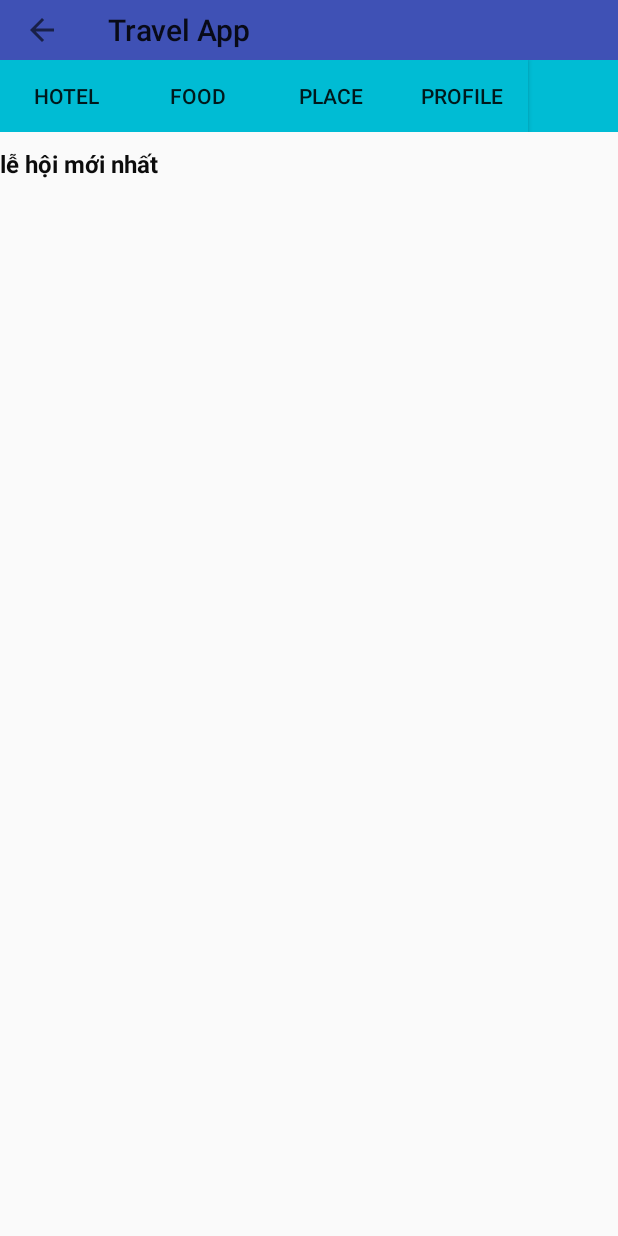
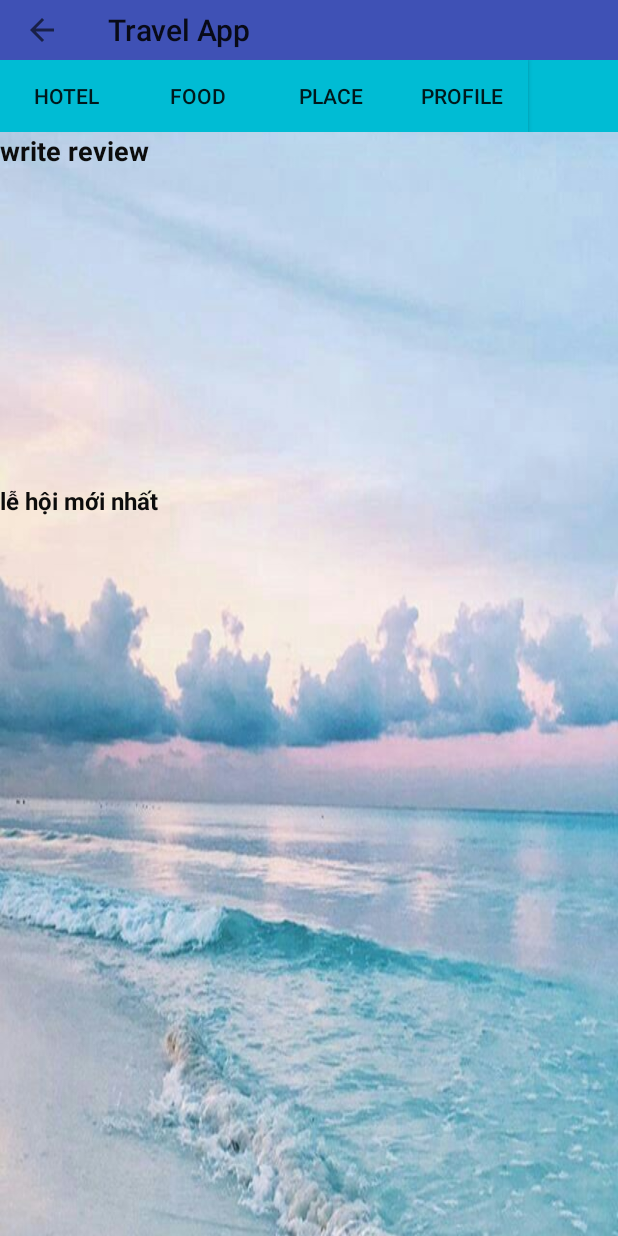
Before and after one commit to NguyenThaoUyen/Semina, an Android app: the screen it shows after launch (MainActivity), on a phone screen of 412 x 824 dp. Run offline under Robolectric (Android 15) with nearby library versions, the phone set to English and light mode, and no system bars; our stand-ins replace Firebase (no records; nobody signed in at launch, a user with empty details on screens opened directly).

Commit message:
mới commit nè  :)

```diff
--- a/app/src/main/res/layout/activity_detail_event.xml
+++ b/app/src/main/res/layout/activity_detail_event.xml
@@ -5,11 +5,12 @@
     xmlns:tools="http://schemas.android.com/tools"
     android:layout_width="match_parent"
     android:layout_height="match_parent"
-    tools:context=".Detail_eventActivity">
+    tools:context=".Detail_eventActivity"
+    android:background="@drawable/nen">
 
     <LinearLayout
         android:layout_width="match_parent"
-        android:layout_height="wrap_content"
+        android:layout_height="match_parent"
         android:orientation="vertical">
 
         <include
--- a/app/src/main/res/layout/activity_detail_food.xml
+++ b/app/src/main/res/layout/activity_detail_food.xml
@@ -9,7 +9,8 @@
     <LinearLayout
         android:layout_width="match_parent"
         android:layout_height="wrap_content"
-        android:orientation="vertical">
+        android:orientation="vertical"
+        android:background="@drawable/nen">
 
         <include
             android:id="@+id/toolbar"
--- a/app/src/main/res/layout/activity_detail_hotel.xml
+++ b/app/src/main/res/layout/activity_detail_hotel.xml
@@ -7,12 +7,14 @@
     android:layout_height="match_parent"
     android:id="@+id/detail_item"
     tools:context=".Detail_hotelActivity"
+
     >
 
     <LinearLayout
         android:layout_width="match_parent"
         android:layout_height="wrap_content"
-        android:orientation="vertical">
+        android:orientation="vertical"
+        android:background="@drawable/nen">
 
     <include
         android:id="@+id/toolbar"
--- a/app/src/main/res/layout/activity_detail_place.xml
+++ b/app/src/main/res/layout/activity_detail_place.xml
@@ -10,7 +10,10 @@
     <LinearLayout
         android:layout_width="match_parent"
         android:layout_height="wrap_content"
-        android:orientation="vertical">
+        android:orientation="vertical"
+        android:background="@drawable/nen"
+
+        >
 
         <include
             android:id="@+id/toolbar"
--- a/app/src/main/res/layout/activity_list_event.xml
+++ b/app/src/main/res/layout/activity_list_event.xml
@@ -11,6 +11,7 @@
         android:id="@+id/toolbar"
         layout="@layout/toolbar" />
     <android.support.v7.widget.RecyclerView
+        android:background="@drawable/nen"
         android:id="@+id/rv_event"
         android:layout_width="match_parent"
         android:layout_height="match_parent">
--- a/app/src/main/res/layout/activity_list_food.xml
+++ b/app/src/main/res/layout/activity_list_food.xml
@@ -16,7 +16,8 @@
 <android.support.v7.widget.RecyclerView
     android:id="@+id/rv_food"
     android:layout_width="match_parent"
-    android:layout_height="match_parent">
+    android:layout_height="match_parent"
+    android:background="@drawable/nen">
 
 </android.support.v7.widget.RecyclerView>
 
--- a/app/src/main/res/layout/activity_listhotel.xml
+++ b/app/src/main/res/layout/activity_listhotel.xml
@@ -16,7 +16,8 @@
     <android.support.v7.widget.RecyclerView
         android:id="@+id/rv_hotel"
         android:layout_width="match_parent"
-        android:layout_height="match_parent">
+        android:layout_height="match_parent"
+        android:background="@drawable/nen">
 
     </android.support.v7.widget.RecyclerView>
 
--- a/app/src/main/res/layout/activity_main.xml
+++ b/app/src/main/res/layout/activity_main.xml
@@ -12,7 +12,8 @@
     <LinearLayout
         android:layout_width="match_parent"
         android:layout_height="wrap_content"
-        android:orientation="vertical">
+        android:orientation="vertical"
+        android:background="@drawable/nen">
 
         <include
             android:id="@+id/toolbar"
@@ -64,8 +65,27 @@
                 android:text="@string/profile" />
 
         </RelativeLayout>
+        <RelativeLayout
+            android:layout_width="match_parent"
+            android:layout_height="wrap_content">
+            <TextView
+                android:id="@+id/text_review"
+                android:layout_width="wrap_content"
+                android:layout_height="wrap_content"
+                android:text="@string/write_review"
+                android:textColor="@color/black"
+                android:gravity="center"
+                android:textSize="18sp"
+                android:textStyle="bold"/>
+         <android.support.v7.widget.RecyclerView
+                android:id="@+id/rv_review"
+                android:layout_width="match_parent"
+                android:layout_height="200dp"
+                android:layout_below="@id/text_review">
 
+         </android.support.v7.widget.RecyclerView>
 
+        </RelativeLayout>
 
         <RelativeLayout
             android:layout_width="match_parent"
--- a/app/src/main/res/values/strings.xml
+++ b/app/src/main/res/values/strings.xml
@@ -32,6 +32,9 @@
     <string name="name_title">Name_title</string>
     <string name="Login">Login</string>
     <string name="write_review">write review</string>
+    <string name="nameuser">name user</string >
+    <string name="Map">Map</string>
+    <string name="logout">Log Out</string>
 
 
 </resources>
```
Also changed, not shown: app/src/main/java/com/example/semina/Post_reviewActivity.java (+23 -0 lines), app/src/main/res/drawable/ic_action_search.xml (added, +10 -0 lines), app/src/main/res/layout/activity_listplace.xml (added, +22 -0 lines), app/src/main/res/layout/item_review_cardview.xml (added, +49 -0 lines), app/src/main/res/menu/menu.xml (+6 -13 lines), app/src/main/res/menu/search.xml (added, +12 -0 lines), app/src/main/res/drawable-v24/ic_action_search.png (added), app/src/main/res/drawable/restaurant.png (deleted).
